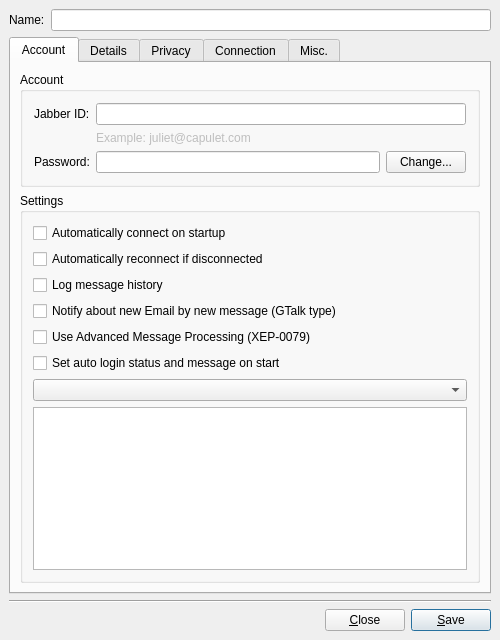
First picture: the form in main/synapse-im/src/accountmodify.ui, repository BackupTheBerlios/synapse-xmpp-svn, before the edit.
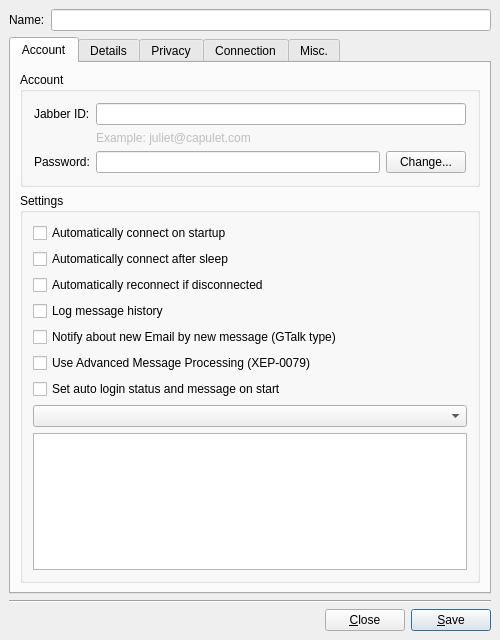
Second picture: the form after the edit. The open tabs and pages were chosen to show the change. Custom widgets are drawn as their Qt base class.

```diff
--- a/main/synapse-im/src/accountmodify.ui
+++ b/main/synapse-im/src/accountmodify.ui
@@ -153,6 +153,13 @@
             </property>
            </widget>
           </item>
+          <item>
+           <widget class="QCheckBox" name="ck_connectAfterSleep" >
+            <property name="text" >
+             <string>Automatically connect after sleep</string>
+            </property>
+           </widget>
+          </item>
           <item>
            <widget class="QCheckBox" name="ck_reconn" >
             <property name="text" >
```
Left out of the diff: 1 changed line with no effect on the pictures.
